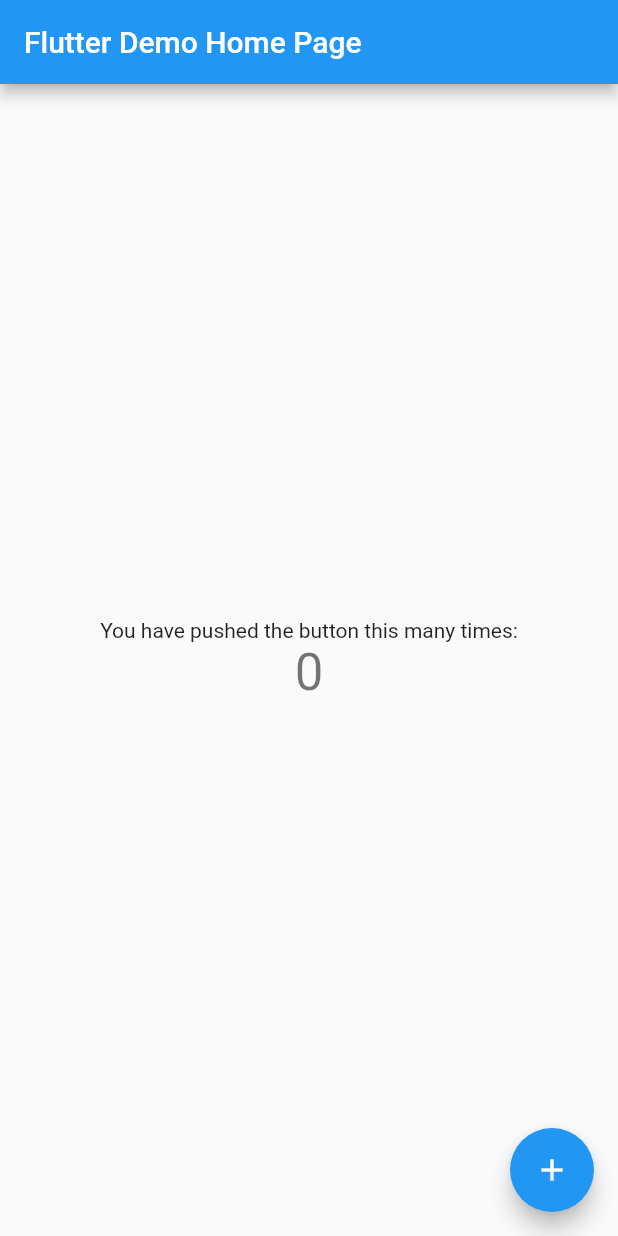
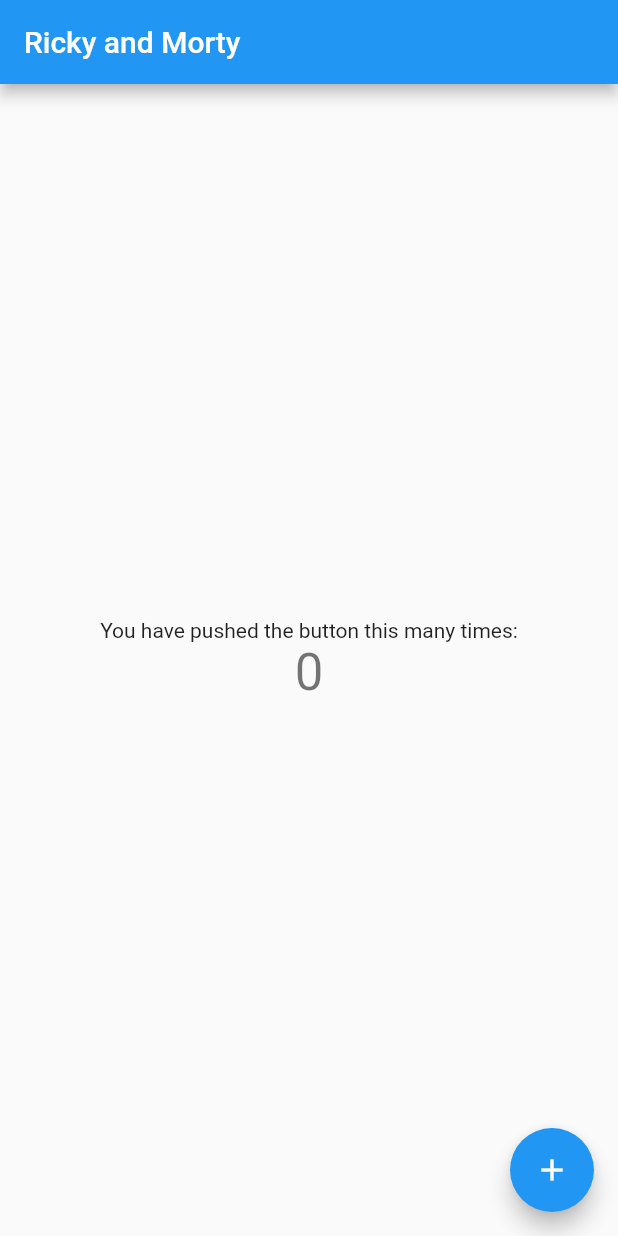
Before and after one commit to AnggieBarraza/jme, a Flutter app: the screen it shows after launch, on a phone screen of 412 x 824 dp. Run offline on Flutter 3.47's test engine with Material 2 defaults, Android fonts, the phone set to English and light mode, and no system bars.

```diff
--- a/lib/main.dart
+++ b/lib/main.dart
@@ -1,4 +1,5 @@
 import 'package:flutter/material.dart';
+// import 'package:jme/model/CharacterContainer.dart';
 
 void main() {
   runApp(const MyApp());
@@ -24,7 +25,7 @@ class MyApp extends StatelessWidget {
         // is not restarted.
         primarySwatch: Colors.blue,
       ),
-      home: const MyHomePage(title: 'Flutter Demo Home Page'),
+      home: const MyHomePage(title: 'Ricky and Morty'),
     );
   }
 }
@@ -49,6 +50,19 @@ class MyHomePage extends StatefulWidget {
 
 class _MyHomePageState extends State<MyHomePage> {
   int _counter = 0;
+
+
+  // Future<List<CharacterContainer>> fetchAlbum() async {
+  //   final response = await http.get(Uri.parse(
+  //       'https://rickandmortyapi.com/api/character'));
+  //
+  //   if (response.statusCode == 200) {
+  //     final List result = json.decode(response.body);
+  //     return result.map((e) => CharacterContainer.fromJson(e)).toList();
+  //   } else {
+  //     throw Exception('Failed to load data');
+  //   }
+  // }
 
   void _incrementCounter() {
     setState(() {
--- /dev/null
+++ b/lib/model/Character.dart
@@ -0,0 +1,20 @@
+import 'package:json_annotation/json_annotation.dart';
+
+part 'Character.g.dart';
+
+@JsonSerializable()
+class Character {
+  int? id;
+  String? name;
+  String? image;
+
+  Character({
+    this.id,
+    this.name,
+    this.image
+  });
+
+  factory Character.fromJson(Map<String, dynamic> json) => _$CharacterFromJson(json);
+  Map<String, dynamic> toJson() => _$CharacterToJson(this);
+
+}
--- /dev/null
+++ b/lib/model/CharacterContainer.dart
@@ -0,0 +1,20 @@
+import 'package:json_annotation/json_annotation.dart';
+import 'package:jme/model/CharacterListInfo.dart';
+import 'package:jme/model/Character.dart';
+
+part 'CharacterContainer.g.dart';
+
+@JsonSerializable()
+class CharacterContainer {
+  CharacterListInfo? info;
+  List<Character>? results;
+
+  CharacterContainer({
+    this.info,
+    this.results
+  });
+
+  factory CharacterContainer.fromJson(Map<String, dynamic> json) => _$CharacterContainerFromJson(json);
+  Map<String, dynamic> toJson() => _$CharacterContainerToJson(this);
+
+}
--- /dev/null
+++ b/lib/model/CharacterListInfo.dart
@@ -0,0 +1,16 @@
+import 'package:json_annotation/json_annotation.dart';
+
+part 'CharacterListInfo.g.dart';
+
+@JsonSerializable()
+class CharacterListInfo {
+  int? count;
+
+  CharacterListInfo({
+    this.count
+  });
+
+  factory CharacterListInfo.fromJson(Map<String, dynamic> json) => _$CharacterListInfoFromJson(json);
+  Map<String, dynamic> toJson() => _$CharacterListInfoToJson(this);
+
+}
--- a/pubspec.yaml
+++ b/pubspec.yaml
@@ -31,6 +31,7 @@ environment:
 dependencies:
   flutter:
     sdk: flutter
+  json_annotation: ^4.7.0
 
 
   # The following adds the Cupertino Icons font to your application.
@@ -40,6 +41,8 @@ dependencies:
 dev_dependencies:
   flutter_test:
     sdk: flutter
+  build_runner: ^2.0.0
+  json_serializable: ^6.5.4
 
   # The "flutter_lints" package below contains a set of recommended lints to
   # encourage good coding practices. The lint set provided by the package is
```
Also changed, not shown: lib/model/Character.g.dart (added), lib/model/CharacterContainer.g.dart (added), lib/model/CharacterListInfo.g.dart (added), pubspec.lock.
